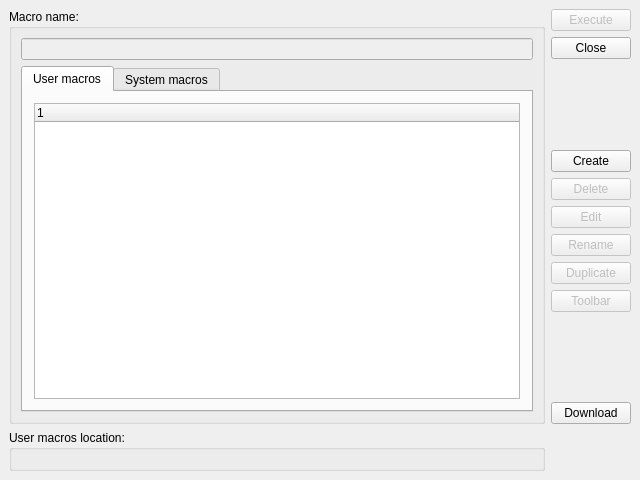
Above: src/Gui/DlgMacroExecute.ui from southseact-3d/fcd before the change. Below: the same form after it.
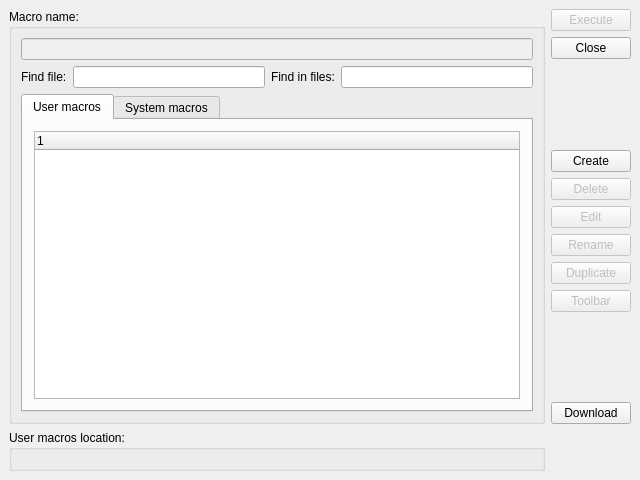
That is the form after the change. Custom widgets are drawn as their Qt base class.

Commit message: [Macro Execute Dialog] add file name and file content filtering

```diff
--- a/src/Gui/DlgMacroExecute.ui
+++ b/src/Gui/DlgMacroExecute.ui
@@ -77,7 +77,39 @@
           </property>
          </widget>
         </item>
-       <item row="1" column="0">
+        <item row="1" column="0">
+         <layout class="QHBoxLayout">
+          <item>
+           <widget class="QLabel" name="label">
+            <property name="text">
+             <string>Find file:</string>
+            </property>
+           </widget>
+          </item>
+          <item>
+           <widget class="QLineEdit" name="LineEditFind">
+            <property name="toolTip">
+             <string>Case-insensitive search for filenames, regular expressions supported</string>
+            </property>
+           </widget>
+          </item>
+          <item>
+           <widget class="QLabel" name="label">
+            <property name="text">
+             <string>Find in files:</string>
+            </property>
+           </widget>
+          </item>
+          <item>
+           <widget class="QLineEdit" name="LineEditFindInFiles">
+            <property name="toolTip">
+             <string>Filter by case-insensitive file content, regular expressions supported</string>
+            </property>
+           </widget>
+          </item>
+         </layout>
+        </item>
+        <item row="2" column="0">
          <widget class="QTabWidget" name="tabMacroWidget">
           <property name="tabPosition">
            <enum>QTabWidget::North</enum>
```
Left out of the diff: 9 changed lines with no effect on the pictures. The commit also changes 2 other files.
